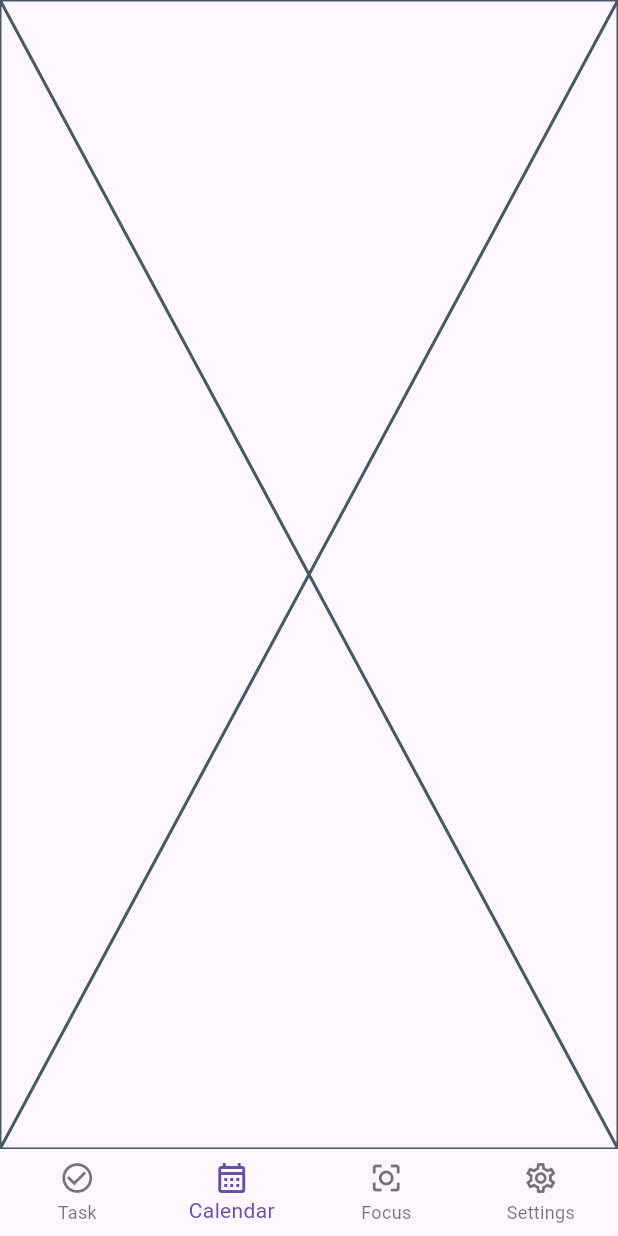
After one commit to panerubibek/bibek-todo, a Flutter app: the Dashboard screen opened directly, item 2 of the bottom bar chosen, on a phone screen of 412 x 824 dp. The commit adds this screen. Run offline on Flutter 3.47's test engine with Material 3 defaults, Android fonts, the phone set to English and light mode, and no system bars; our stand-ins replace firebase_auth, firebase_core; accounts and stored records are empty.

Commit message:
logout and dashboard design

```diff
--- /dev/null
+++ b/lib/screens/calendar_screen.dart
@@ -0,0 +1,15 @@
+import 'package:flutter/material.dart';
+
+class CalendarScreen extends StatefulWidget {
+  const CalendarScreen({super.key});
+
+  @override
+  State<CalendarScreen> createState() => _CalendarScreenState();
+}
+
+class _CalendarScreenState extends State<CalendarScreen> {
+  @override
+  Widget build(BuildContext context) {
+    return const Placeholder();
+  }
+}
--- a/lib/screens/dashboard.dart
+++ b/lib/screens/dashboard.dart
@@ -1,4 +1,8 @@
 import 'package:flutter/material.dart';
+import 'package:ncmt_bibek/screens/calendar_screen.dart';
+import 'package:ncmt_bibek/screens/focus_screen.dart';
+import 'package:ncmt_bibek/screens/settings_screen.dart';
+import 'package:ncmt_bibek/screens/task_screen.dart';
 
 class Dashboard extends StatefulWidget {
   const Dashboard({super.key});
@@ -8,8 +12,50 @@ class Dashboard extends StatefulWidget {
 }
 
 class _DashboardState extends State<Dashboard> {
+  int _selectedIndex = 0;
+
+  final List<Widget> _screens = const [
+    TaskScreen(),
+    CalendarScreen(),
+    FocusScreen(),
+    SettingsScreen(),
+  ];
+
+  void _onItemTapped(int index) {
+    setState(() {
+      _selectedIndex = index;
+    });
+  }
+
   @override
   Widget build(BuildContext context) {
-    return Text("Data");
+    return Scaffold(
+      body: _screens[_selectedIndex],
+
+      bottomNavigationBar: BottomNavigationBar(
+        currentIndex: _selectedIndex,
+        onTap: _onItemTapped,
+        type: BottomNavigationBarType.fixed,
+
+        items: const [
+          BottomNavigationBarItem(
+            icon: Icon(Icons.check_circle_outline),
+            label: 'Task',
+          ),
+          BottomNavigationBarItem(
+            icon: Icon(Icons.calendar_month_outlined),
+            label: 'Calendar',
+          ),
+          BottomNavigationBarItem(
+            icon: Icon(Icons.center_focus_strong_outlined),
+            label: 'Focus',
+          ),
+          BottomNavigationBarItem(
+            icon: Icon(Icons.settings_outlined),
+            label: 'Settings',
+          ),
+        ],
+      ),
+    );
   }
 }
```
Also changed, not shown: lib/screens/focus_screen.dart (added, +15 -0 lines), lib/screens/settings_screen.dart (added, +49 -0 lines), lib/screens/task_screen.dart (added, +19 -0 lines).
